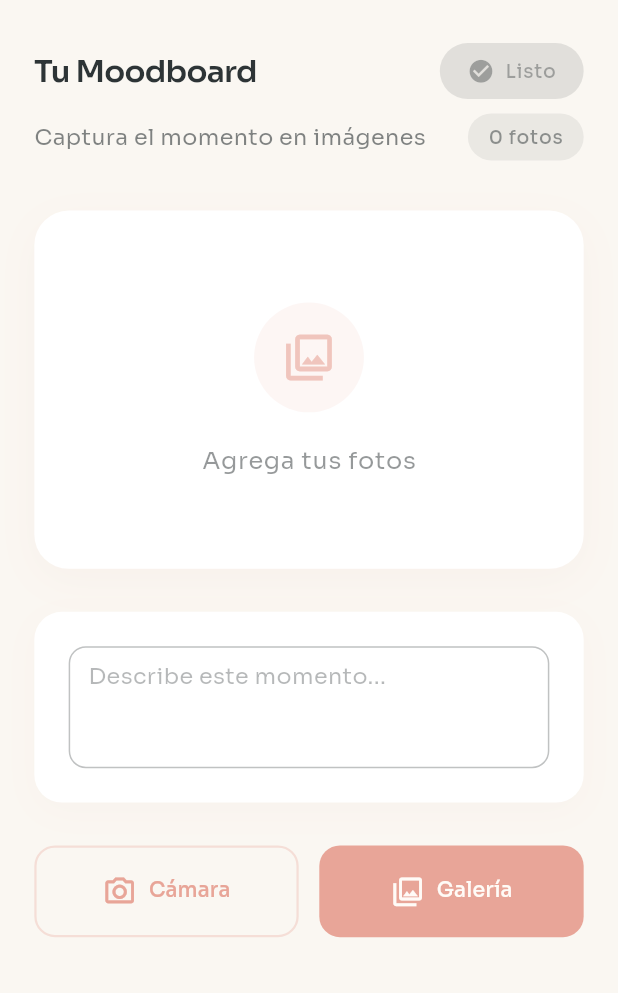
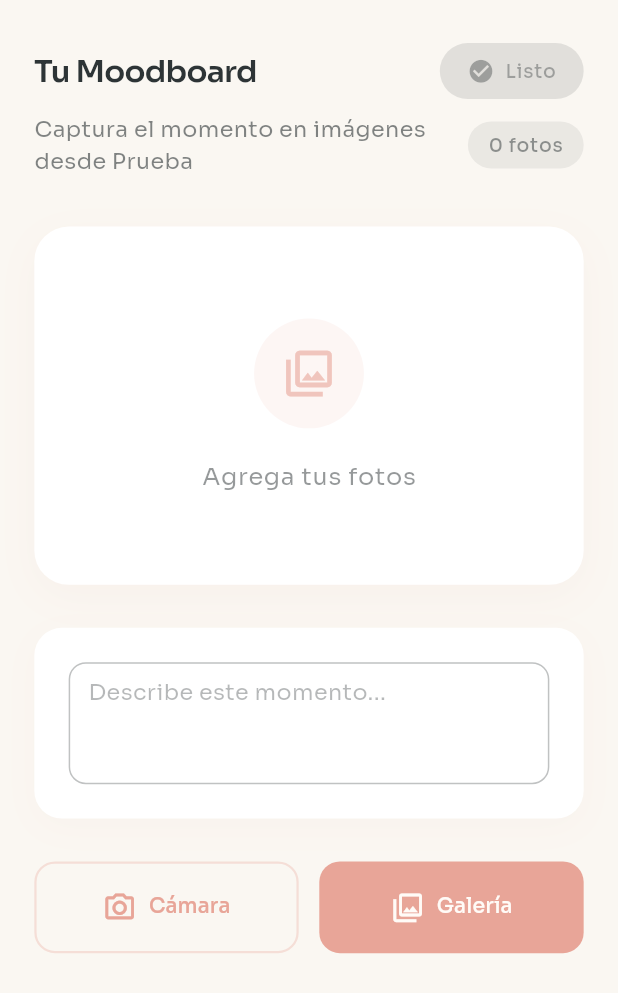
Before and after one commit to DhakAres/memories_app, a Flutter app: the MemoryView screen opened by its route, on a phone screen of 412 x 824 dp. Shown: the top 993 px of the screen. Run offline on Flutter 3.47's test engine with Material 3 defaults, Android fonts, the phone set to English and light mode, and no system bars; our stand-ins replace cached_network_image, cloud_firestore, firebase_core, firebase_storage, flutter_riverpod, flutter_screenutil and 6 more; accounts and stored records are empty; generated files the repository leaves out were written again.

Commit message:
Commit desde prueba

```diff
--- a/lib/app/features/memories/presentation/widgets/memory_content.dart
+++ b/lib/app/features/memories/presentation/widgets/memory_content.dart
@@ -118,7 +118,7 @@ class MemoryContent extends ConsumerWidget {
             children: [
               Expanded(
                 child: Text(
-                  'Captura el momento en imágenes',
+                  'Captura el momento en imágenes desde Prueba',
                   style: textScheme.bodyMedium?.copyWith(
                     color: colorScheme.onSurface.withOpacity(0.6),
                   ),
```
